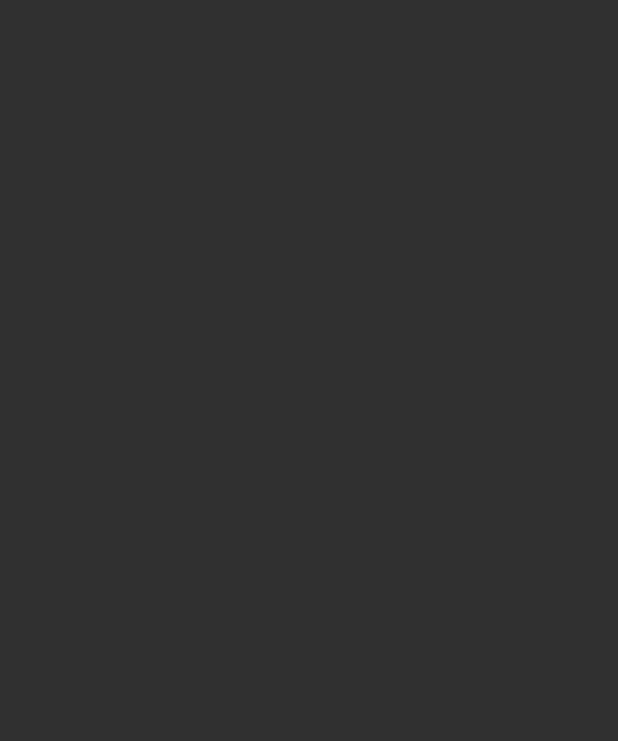
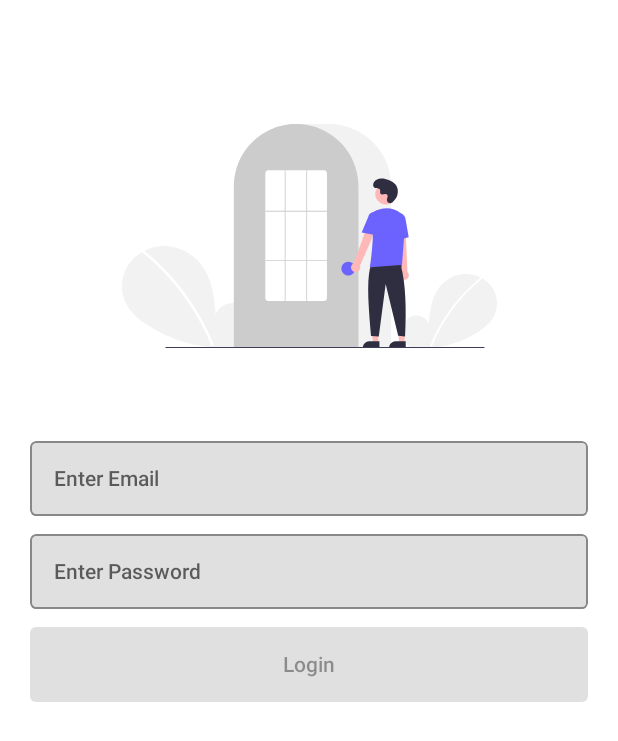
Before and after one commit to ahmed-shehataa/Diabetes_Task, an Android app built with Jetpack Compose: the screen it shows after launch (HomeActivity), on a phone screen of 412 x 824 dp. Before the commit the part shown is empty. Shown: the top 741 px of the screen. Run offline under Robolectric (Android 15) with nearby library versions, the phone set to English and light mode, and no system bars; our stand-ins replace Dagger/Hilt's generated code, Room's generated code.

Commit message:
Add login feature

```diff
--- a/app/src/main/java/com/ashehata/diabetes_task/features/home/HomeActivity.kt
+++ b/app/src/main/java/com/ashehata/diabetes_task/features/home/HomeActivity.kt
@@ -3,12 +3,17 @@ package com.ashehata.diabetes_task.features.home
 import android.os.Bundle
 import androidx.activity.ComponentActivity
 import androidx.activity.compose.setContent
+import androidx.activity.enableEdgeToEdge
 import androidx.activity.viewModels
+import androidx.compose.material.Text
+import androidx.compose.runtime.remember
 import androidx.navigation.compose.NavHost
 import androidx.navigation.compose.composable
 import androidx.navigation.compose.rememberNavController
 import androidx.navigation.navOptions
 import com.ashehata.diabetes_task.common.presentation.util.GeneralObservers
+import com.ashehata.diabetes_task.features.login.presentation.composables.LoginScreen
+import com.ashehata.diabetes_task.features.login.presentation.viewModel.LoginViewModel
 import com.ashehata.diabetes_task.theme.AppTheme
 import dagger.hilt.android.AndroidEntryPoint
 
@@ -18,50 +23,56 @@ class HomeActivity : ComponentActivity() {
     private val viewModel: HomeViewModel by viewModels()
 
     override fun onCreate(savedInstanceState: Bundle?) {
+        enableEdgeToEdge()
         super.onCreate(savedInstanceState)
         setContent {
             val navController = rememberNavController()
+            val navOptions = navOptions {
+                popUpTo("splash") {
+                    inclusive = true
+                }
+            }
+            val openDiabetes = remember {
+                {
+                    navController.navigate(
+                        "diabetes",
+                        navOptions = navOptions
+                    )
+                }
+            }
+
+            val openLogin = remember {
+                {
+                    navController.navigate(
+                        "login",
+                        navOptions = navOptions
+                    )
+                }
+            }
 
             AppTheme {
                 NavHost(navController = navController, startDestination = "splash") {
                     composable("splash") {}
 
                     composable("login") {
-                        /* val viewModel: SignUpViewModel by viewModels()
-                         SignUpScreen(viewModel, navController)*/
+                        val viewModel: LoginViewModel by viewModels()
+                        LoginScreen(viewModel) {
+                            openDiabetes()
+                        }
                     }
 
                     composable("diabetes") {
+                        Text("diabetes")
                         /* val viewModel: ProfileViewModel by viewModels()
                          ProfileScreen(viewModel, navController)*/
                     }
-
-
                 }
-
             }
 
             GeneralObservers<HomeState, HomeViewModel>(viewModel = viewModel) {
-                val navOptions = navOptions {
-                    popUpTo("splash") {
-                        inclusive = true
-                    }
-                }
-
                 when (it) {
-                    HomeState.OpenDiabetesScreen -> {
-                        navController.navigate(
-                            "diabetes",
-                            navOptions = navOptions
-                        )
-                    }
-
-                    HomeState.OpenLoginScreen -> {
-                        navController.navigate(
-                            "login",
-                            navOptions = navOptions
-                        )
-                    }
+                    HomeState.OpenDiabetesScreen -> { openDiabetes() }
+                    HomeState.OpenLoginScreen -> { openLogin() }
                 }
             }
         }
--- /dev/null
+++ b/app/src/main/java/com/ashehata/diabetes_task/features/login/data/remote/LoginRemoteDataSource.kt
@@ -0,0 +1,13 @@
+package com.ashehata.diabetes_task.features.login.data.remote
+
+import com.ashehata.diabetes_task.features.user.data.model.UserDataModel
+
+
+interface LoginRemoteDataSource {
+
+    suspend fun login(
+        email: String,
+        password: String,
+    ): UserDataModel
+
+}
--- /dev/null
+++ b/app/src/main/java/com/ashehata/diabetes_task/features/login/data/remote/LoginRemoteDataSourceImpl.kt
@@ -0,0 +1,19 @@
+package com.ashehata.diabetes_task.features.login.data.remote
+
+import com.ashehata.diabetes_task.features.user.data.model.UserDataModel
+import kotlinx.coroutines.delay
+import javax.inject.Inject
+import kotlin.time.Duration.Companion.seconds
+
+
+class LoginRemoteDataSourceImpl @Inject constructor() : LoginRemoteDataSource {
+
+    override suspend fun login(
+        email: String,
+        password: String,
+    ): UserDataModel {
+        delay(2.5.seconds)
+        return UserDataModel(email)
+    }
+
+}
--- /dev/null
+++ b/app/src/main/java/com/ashehata/diabetes_task/features/login/data/repository/LoginRepositoryImpl.kt
@@ -0,0 +1,22 @@
+package com.ashehata.diabetes_task.features.login.data.repository
+
+
+import com.ashehata.diabetes_task.features.login.domain.repository.LoginRepository
+import com.ashehata.diabetes_task.features.login.data.remote.LoginRemoteDataSource
+import com.ashehata.diabetes_task.features.user.data.mapper.toDomainModel
+import com.ashehata.diabetes_task.features.user.domain.model.UserDomainModel
+import javax.inject.Inject
+
+class LoginRepositoryImpl @Inject constructor(
+    private val loginRemoteDataSource: LoginRemoteDataSource
+) : LoginRepository {
+
+
+    override suspend fun login(
+        email: String,
+        password: String,
+    ): UserDomainModel {
+        return loginRemoteDataSource.login(email, password).toDomainModel()
+    }
+
+}
--- /dev/null
+++ b/app/src/main/java/com/ashehata/diabetes_task/features/login/di/LoginModule.kt
@@ -0,0 +1,26 @@
+package com.ashehata.diabetes_task.features.login.di
+
+
+import com.ashehata.diabetes_task.features.login.data.remote.LoginRemoteDataSource
+import com.ashehata.diabetes_task.features.login.data.remote.LoginRemoteDataSourceImpl
+import com.ashehata.diabetes_task.features.login.data.repository.LoginRepositoryImpl
+import com.ashehata.diabetes_task.features.login.domain.repository.LoginRepository
+import dagger.Binds
+import dagger.Module
+import dagger.hilt.InstallIn
+import dagger.hilt.android.components.ViewModelComponent
+import dagger.hilt.android.scopes.ViewModelScoped
+
+@Module
+@InstallIn(ViewModelComponent::class)
+abstract class LoginModule {
+
+    @ViewModelScoped
+    @Binds
+    abstract fun bindsLoginRepo(loginRepositoryImpl: LoginRepositoryImpl): LoginRepository
+
+    @ViewModelScoped
+    @Binds
+    abstract fun bindsLoginRemoteDataSource(loginRemoteDataSourceImpl: LoginRemoteDataSourceImpl): LoginRemoteDataSource
+
+}
--- /dev/null
+++ b/app/src/main/java/com/ashehata/diabetes_task/features/login/domain/repository/LoginRepository.kt
@@ -0,0 +1,10 @@
+package com.ashehata.diabetes_task.features.login.domain.repository
+
+import com.ashehata.diabetes_task.features.user.domain.model.UserDomainModel
+
+
+interface LoginRepository {
+
+    suspend fun login(email: String, password: String): UserDomainModel
+
+}
--- /dev/null
+++ b/app/src/main/java/com/ashehata/diabetes_task/features/login/domain/usecase/LoginUserUseCase.kt
@@ -0,0 +1,16 @@
+package com.ashehata.diabetes_task.features.login.domain.usecase
+
+import com.ashehata.diabetes_task.features.login.domain.repository.LoginRepository
+import com.ashehata.diabetes_task.features.user.domain.model.UserDomainModel
+import javax.inject.Inject
+
+class LoginUserUseCase @Inject constructor(
+    private val repository: LoginRepository
+) {
+    suspend fun execute(
+        email: String,
+        password: String,
+    ): UserDomainModel {
+        return repository.login(email, password)
+    }
+}
--- /dev/null
+++ b/app/src/main/java/com/ashehata/diabetes_task/features/login/presentation/composables/LoginScreen.kt
@@ -0,0 +1,74 @@
+package com.ashehata.diabetes_task.features.login.presentation.composables
+
+import androidx.compose.foundation.layout.*
+import androidx.compose.runtime.Composable
+import androidx.compose.runtime.derivedStateOf
+import androidx.compose.runtime.getValue
+import androidx.compose.runtime.remember
+import androidx.compose.ui.ExperimentalComposeUiApi
+import androidx.compose.ui.platform.LocalSoftwareKeyboardController
+import com.ashehata.diabetes_task.common.presentation.util.GeneralObservers
+import com.ashehata.diabetes_task.features.login.presentation.contract.LoginAction
+import com.ashehata.diabetes_task.features.login.presentation.contract.LoginIntent
+import com.ashehata.diabetes_task.features.login.presentation.contract.LoginViewState
+import com.ashehata.diabetes_task.features.login.presentation.viewModel.LoginViewModel
+
+@OptIn(ExperimentalComposeUiApi::class)
+@Composable
+fun LoginScreen(
+    viewModel: LoginViewModel,
+    onOpenDiabetesScreen: () -> Unit,
+) {
+
+    val keyboardController = LocalSoftwareKeyboardController.current
+
+    val viewStates = remember {
+        viewModel.viewStates ?: LoginViewState()
+    }
+
+
+    val email = remember {
+        viewStates.email
+    }
+
+    val password = remember {
+        viewStates.password
+    }
+
+    val isLoading = remember {
+        viewStates.isLoading
+    }
+
+    val isButtonEnabled by remember(email.text, password.text) {
+        derivedStateOf {
+            email.isValid.value && password.isValid.value
+        }
+    }
+
+    val onLoginClicked = remember {
+        {
+            keyboardController?.hide()
+            viewModel.setEvent(
+                LoginIntent.OnLoginClicked
+            )
+        }
+    }
+
+
+    LoginScreenContent(
+        isLoading = isLoading.value,
+        email = email,
+        password = password,
+        isButtonEnabled = isButtonEnabled,
+        onLoginClicked = onLoginClicked
+    )
+
+    GeneralObservers<LoginAction, LoginViewModel>(viewModel = viewModel) {
+        when (it) {
+            LoginAction.OpenDiabetesScreen -> {
+                onOpenDiabetesScreen()
+            }
+        }
+
+    }
+}
--- /dev/null
+++ b/app/src/main/java/com/ashehata/diabetes_task/features/login/presentation/composables/LoginScreenContent.kt
@@ -0,0 +1,117 @@
+package com.ashehata.diabetes_task.features.login.presentation.composables
+
+import androidx.compose.foundation.Image
+import androidx.compose.foundation.background
+import androidx.compose.foundation.layout.Arrangement
+import androidx.compose.foundation.layout.Box
+import androidx.compose.foundation.layout.Column
+import androidx.compose.foundation.layout.Spacer
+import androidx.compose.foundation.layout.fillMaxSize
+import androidx.compose.foundation.layout.fillMaxWidth
+import androidx.compose.foundation.layout.height
+import androidx.compose.foundation.layout.padding
+import androidx.compose.foundation.layout.requiredHeight
+import androidx.compose.foundation.layout.size
+import androidx.compose.foundation.rememberScrollState
+import androidx.compose.foundation.verticalScroll
+import androidx.compose.material.Button
+import androidx.compose.material.CircularProgressIndicator
+import androidx.compose.material.MaterialTheme
+import androidx.compose.material.Surface
+import androidx.compose.material.Text
+import androidx.compose.runtime.Composable
+import androidx.compose.ui.Alignment
+import androidx.compose.ui.Modifier
+import androidx.compose.ui.graphics.Color
+import androidx.compose.ui.graphics.vector.ImageVector
+import androidx.compose.ui.platform.testTag
+import androidx.compose.ui.res.stringResource
+import androidx.compose.ui.res.vectorResource
+import androidx.compose.ui.text.input.ImeAction
+import androidx.compose.ui.text.input.KeyboardType
+import androidx.compose.ui.unit.dp
+import com.ashehata.diabetes_task.R
+import com.ashehata.diabetes_task.common.presentation.compose.InputText
+import com.ashehata.diabetes_task.common.presentation.validation.InputWrapper
+
+@Composable
+fun LoginScreenContent(
+    email: InputWrapper,
+    password: InputWrapper,
+    isButtonEnabled: Boolean,
+    onLoginClicked: () -> Unit,
+    isLoading: Boolean
+) {
+
+    Box {
+
+        Column(
+            modifier = Modifier
+                .fillMaxSize()
+                .background(Color.White)
+                .padding(horizontal = 20.dp)
+                .verticalScroll(rememberScrollState()),
+            verticalArrangement = Arrangement.spacedBy(12.dp),
+        ) {
+
+
+            Spacer(modifier = Modifier.height(20.dp))
+
+            Image(
+                modifier = Modifier
+                    .size(250.dp)
+                    .align(Alignment.CenterHorizontally),
+                imageVector = ImageVector.vectorResource(id = R.drawable.login_placeholder),
+                contentDescription = null
+            )
+
+
+            InputText(
+                hint = stringResource(id = R.string.enter_email),
+                inputWrapper = email,
+                keyboardType = KeyboardType.Email
+            ) {
+
+            }
+
+
+            InputText(
+                inputWrapper = password,
+                hint = stringResource(id = R.string.enter_password),
+                keyboardType = KeyboardType.Password,
+                imeAction = ImeAction.Done,
+                onDone = {
+                    if (isButtonEnabled)
+                        onLoginClicked()
+                }
+            )
+
+            Button(
+                modifier = Modifier
+                    .requiredHeight(50.dp)
+                    .fillMaxWidth(),
+                onClick = onLoginClicked,
+                content = {
+                    Text(text = stringResource(R.string.login))
+                },
+                enabled = isButtonEnabled,
+                shape = MaterialTheme.shapes.medium
+            )
+
+        }
+
+        if (isLoading) {
+            Surface(
+                modifier = Modifier
+                    .fillMaxSize()
+                    .testTag("loading_view"),
+                color = Color.Black.copy(alpha = 0.5f)
+            ) {
+
+                Box(modifier = Modifier.fillMaxSize()) {
+                    CircularProgressIndicator(Modifier.align(Alignment.Center))
+                }
+            }
+        }
+    }
+}
--- /dev/null
+++ b/app/src/main/java/com/ashehata/diabetes_task/features/login/presentation/contract/LoginContract.kt
@@ -0,0 +1,20 @@
+package com.ashehata.diabetes_task.features.login.presentation.contract
+
+import com.ashehata.diabetes_task.base.BaseAction
+import com.ashehata.diabetes_task.base.BaseIntent
+import com.ashehata.diabetes_task.base.BaseViewState
+import com.ashehata.diabetes_task.common.presentation.validation.InputWrapper
+import com.ashehata.diabetes_task.common.presentation.validation.ValidationType
+
+sealed class LoginIntent : BaseIntent {
+    object OnLoginClicked : LoginIntent()
+}
+
+sealed class LoginAction : BaseAction {
+    object OpenDiabetesScreen : LoginAction()
+}
+
+data class LoginViewState(
+    val email: InputWrapper = InputWrapper(validationType = ValidationType.Email),
+    val password: InputWrapper = InputWrapper(validationType = ValidationType.Password),
+) : BaseViewState()
--- /dev/null
+++ b/app/src/main/java/com/ashehata/diabetes_task/features/login/presentation/viewModel/LoginViewModel.kt
@@ -0,0 +1,45 @@
+package com.ashehata.diabetes_task.features.login.presentation.viewModel
+
+import com.ashehata.diabetes_task.base.BaseViewModel
+import com.ashehata.diabetes_task.features.login.domain.usecase.LoginUserUseCase
+import com.ashehata.diabetes_task.features.login.presentation.contract.LoginAction
+import com.ashehata.diabetes_task.features.login.presentation.contract.LoginIntent
+import com.ashehata.diabetes_task.features.login.presentation.contract.LoginViewState
+import com.ashehata.diabetes_task.features.user.domain.usecase.SetUserUseCase
+import dagger.hilt.android.lifecycle.HiltViewModel
+import javax.inject.Inject
+
+@HiltViewModel
+class LoginViewModel @Inject constructor(
+    private val setUserUseCase: SetUserUseCase,
+    private val loginUserUseCase: LoginUserUseCase,
+) : BaseViewModel<LoginIntent, LoginViewState, LoginAction>() {
+
+
+    override fun handleEvents(event: LoginIntent) {
+        when (event) {
+            LoginIntent.OnLoginClicked -> {
+                login()
+            }
+        }
+    }
+
+
+    private fun login() {
+        setLoading()
+        launchCoroutine {
+            val user = loginUserUseCase.execute(
+                viewStates?.email?.text?.value?.trim() ?: "",
+                viewStates?.password?.text?.value ?: "",
+            )
+            setUserUseCase.execute(user)
+            setDoneLoading()
+            setState { LoginAction.OpenDiabetesScreen }
+        }
+    }
+
+    override fun createInitialViewState(): LoginViewState {
+        return LoginViewState()
+    }
+
+}
--- /dev/null
+++ b/app/src/main/res/drawable/login_placeholder.xml
@@ -0,0 +1,82 @@
+<vector xmlns:android="http://schemas.android.com/apk/res/android"
+    android:width="870dp"
+    android:height="520.14dp"
+    android:autoMirrored="true"
+    android:viewportWidth="870"
+    android:viewportHeight="520.14">
+    <path
+        android:fillColor="#f2f2f2"
+        android:pathData="M666.09,514.26c-11.14,-9.41 -17.9,-24.28 -16.13,-38.75s12.76,-27.78 27.02,-30.85 30.5,5.43 34.83,19.36c2.38,-26.85 5.13,-54.82 19.4,-77.68 12.92,-20.7 35.31,-35.51 59.57,-38.16s49.8,7.36 64.93,26.51 18.83,46.99 8.24,68.97c-7.81,16.19 -22.19,28.25 -37.26,38.05a240.45,240.45 0,0 1,-164.45 35.98Z" />
+    <path
+        android:fillColor="#fff"
+        android:pathData="M831.73,356.08a393.41,393.41 0,0 0,-54.83 54.44,394.56 394.56,0 0,0 -61.75,103.19c-1.11,2.72 3.31,3.91 4.41,1.22A392.34,392.34 0,0 1,834.96 359.31c2.28,-1.86 -0.97,-5.08 -3.24,-3.24Z" />
+    <path
+        android:fillColor="#f2f2f2"
+        android:pathData="M280.07,511.7c15.3,-12.93 24.59,-33.35 22.15,-53.23s-17.53,-38.16 -37.11,-42.38 -41.9,7.46 -47.84,26.59c-3.27,-36.87 -7.04,-75.29 -26.65,-106.69 -17.75,-28.43 -48.5,-48.78 -81.82,-52.42s-68.4,10.11 -89.19,36.41 -25.87,64.53 -11.31,94.73c10.72,22.24 30.48,38.8 51.17,52.26 66.03,42.97 147.94,60.88 225.88,49.41" />
+    <path
+        android:fillColor="#fff"
+        android:pathData="M52.57,294.44a540.35,540.35 0,0 1,75.3 74.78A548.08,548.08 0,0 1,187.26 457.11a545.84,545.84 0,0 1,25.43 53.85c1.53,3.74 -4.55,5.37 -6.06,1.67a536.36,536.36 0,0 0,-49.01 -92.73A539.73,539.73 0,0 0,91.89 338.7a538.44,538.44 0,0 0,-43.77 -39.81c-3.14,-2.55 1.33,-6.98 4.44,-4.44Z" />
+    <path
+        android:fillColor="#f2f2f2"
+        android:pathData="M624.5,519h-365v-374.5c0,-79.68 64.82,-144.5 144.5,-144.5h76c79.68,0 144.5,64.82 144.5,144.5Z" />
+    <path
+        android:fillColor="#ccc"
+        android:pathData="M548.5,519h-289v-374.5a143.38,143.38 0,0 1,27.6 -84.94c0.66,-0.9 1.33,-1.8 2.01,-2.68a144.47,144.47 0,0 1,30.75 -29.85c0.66,-0.48 1.32,-0.95 1.99,-1.42a144.16,144.16 0,0 1,31.47 -16.46c0.66,-0.25 1.33,-0.5 2.01,-0.74a144.02,144.02 0,0 1,31.11 -7.34c0.66,-0.09 1.33,-0.16 2.01,-0.23a146.29,146.29 0,0 1,31.11 0c0.67,0.07 1.35,0.14 2.01,0.23a143.99,143.99 0,0 1,31.1 7.34c0.67,0.24 1.35,0.49 2.01,0.74a143.8,143.8 0,0 1,31.11 16.22c0.67,0.46 1.34,0.93 2.01,1.4a145.99,145.99 0,0 1,18.38 15.56,144.3 144.3,0 0,1 12.72,14.55c0.68,0.88 1.34,1.77 2.01,2.68A143.38,143.38 0,0 1,548.5 144.5Z" />
+    <path
+        android:fillColor="#6c63ff"
+        android:pathData="M525,335.5m-16,0a16,16 0,1 1,32 0a16,16 0,1 1,-32 0" />
+    <path
+        android:fillColor="#ffb8b8"
+        android:pathData="M594.6,507.78l-12.26,0l-5.83,-47.29l18.1,0l-0,47.29z" />
+    <path
+        android:fillColor="#2f2e41"
+        android:pathData="M573.58,504.28h23.64a0,0 0,0 1,0 0v14.89a0,0 0,0 1,0 0H558.69a0,0 0,0 1,0 0v0a14.89,14.89 0,0 1,14.89 -14.89Z" />
+    <path
+        android:fillColor="#ffb8b8"
+        android:pathData="M655.6,507.78l-12.26,0l-5.83,-47.29l18.1,0l-0,47.29z" />
+    <path
+        android:fillColor="#2f2e41"
+        android:pathData="M634.58,504.28h23.64a0,0 0,0 1,0 0v14.89a0,0 0,0 1,0 0H619.69a0,0 0,0 1,0 0v0a14.89,14.89 0,0 1,14.89 -14.89Z" />
+    <path
+        android:fillColor="#ffb8b8"
+        android:pathData="M533.1,338.67a10.74,10.74 0,0 1,4.51 -15.84l41.68,-114.87L599.79,219.15 552.21,328.92a10.8,10.8 0,0 1,-19.11 9.75Z" />
+    <path
+        android:fillColor="#ffb8b8"
+        android:pathData="M649.34,360.25a10.74,10.74 0,0 1,-2.89 -16.22L633.53,222.53l23.34,1.07L662.24,343.11a10.8,10.8 0,0 1,-12.9 17.14Z" />
+    <path
+        android:fillColor="#ffb8b8"
+        android:pathData="M612.11,162.12m-24.56,0a24.56,24.56 0,1 1,49.12 0a24.56,24.56 0,1 1,-49.12 0" />
+    <path
+        android:fillColor="#6c63ff"
+        android:pathData="M649.18,332.62L575.13,332.62l0.09,-0.58c0.13,-0.86 13.2,-86.44 3.56,-114.44a11.81,11.81 0,0 1,6.07 -14.58h0c13.77,-6.49 40.21,-14.47 62.52,4.91a28.23,28.23 0,0 1,9.46 23.4Z" />
+    <path
+        android:fillColor="#6c63ff"
+        android:pathData="M589.35,258.25 L556.02,251.49l15.63,-37.03a14,14 0,0 1,27.11 7Z" />
+    <path
+        android:fillColor="#6c63ff"
+        android:pathData="M632.05,270.81l-2,-45.94c-1.52,-8.64 3.42,-16.8 11.03,-18.13 7.61,-1.33 15.03,4.66 16.56,13.36l7.53,42.93Z" />
+    <path
+        android:fillColor="#2f2e41"
+        android:pathData="M646.72,327.12c11.91,45.38 13.21,103.07 10,166l-16,-2 -29,-120 -16,122 -18,-1c-5.38,-66.03 -10.61,-122.72 -2,-160Z" />
+    <path
+        android:fillColor="#2f2e41"
+        android:pathData="M628.29,181.1c-4.58,4.88 -13.09,2.26 -13.69,-4.41a8.05,8.05 0,0 1,0.01 -1.56c0.31,-2.95 2.01,-5.64 1.61,-8.75a4.59,4.59 0,0 0,-0.84 -2.15c-3.65,-4.89 -12.22,2.19 -15.67,-2.24 -2.11,-2.71 0.37,-6.99 -1.25,-10.02 -2.14,-4 -8.48,-2.03 -12.45,-4.22 -4.42,-2.44 -4.16,-9.23 -1.25,-13.35 3.55,-5.03 9.78,-7.72 15.92,-8.11s12.25,1.27 17.99,3.51c6.52,2.54 12.99,6.05 17,11.79 4.88,6.97 5.35,16.35 2.91,24.5C637.1,171.06 632.03,177.12 628.29,181.1Z" />
+    <path
+        android:fillColor="#3f3d56"
+        android:pathData="M839.98,519.64h-738.29a1.19,1.19 0,0 1,0 -2.38h738.29a1.19,1.19 0,0 1,0 2.38Z" />
+    <path
+        android:fillColor="#fff"
+        android:pathData="M469,410.5L339,410.5a6.47,6.47 0,0 1,-6.5 -6.42L332.5,113.92a6.47,6.47 0,0 1,6.5 -6.42L469,107.5a6.47,6.47 0,0 1,6.5 6.42L475.5,404.08A6.47,6.47 0,0 1,469 410.5Z" />
+    <path
+        android:fillColor="#ccc"
+        android:pathData="M332.5,201.39h143v2h-143z" />
+    <path
+        android:fillColor="#ccc"
+        android:pathData="M333,315.5h143v2h-143z" />
+    <path
+        android:fillColor="#ccc"
+        android:pathData="M377.5,107.5h2v304h-2z" />
+    <path
+        android:fillColor="#ccc"
+        android:pathData="M427.5,107.5h2v304h-2z" />
+</vector>
--- a/app/src/main/res/values/strings.xml
+++ b/app/src/main/res/values/strings.xml
@@ -12,4 +12,7 @@
     <string name="logout">Logout</string>
     <string name="cancel">Cancel</string>
     <string name="are_you_sure_to_logout">Are you sure to logout?</string>
+    <string name="enter_email">Enter Email</string>
+    <string name="enter_password">Enter Password</string>
+    <string name="login">Login</string>
 </resources>
```
